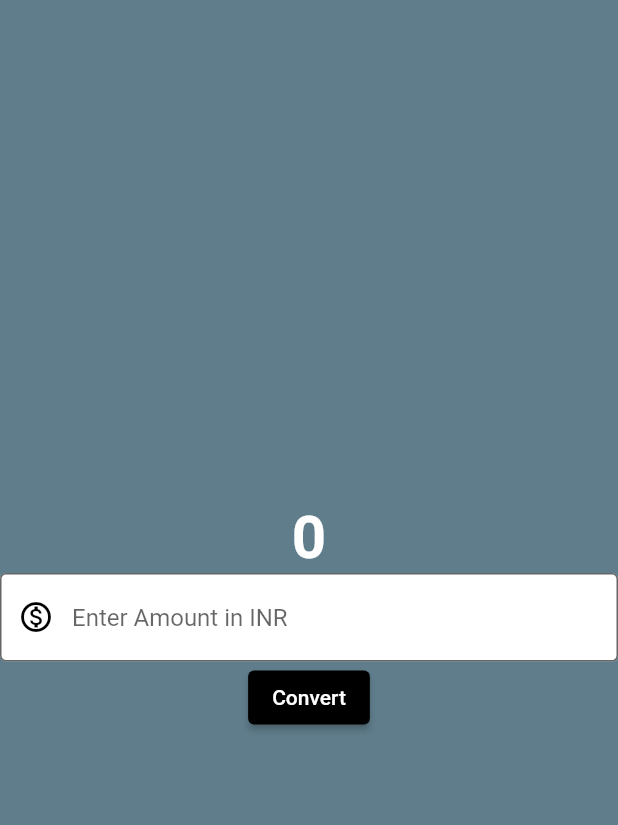
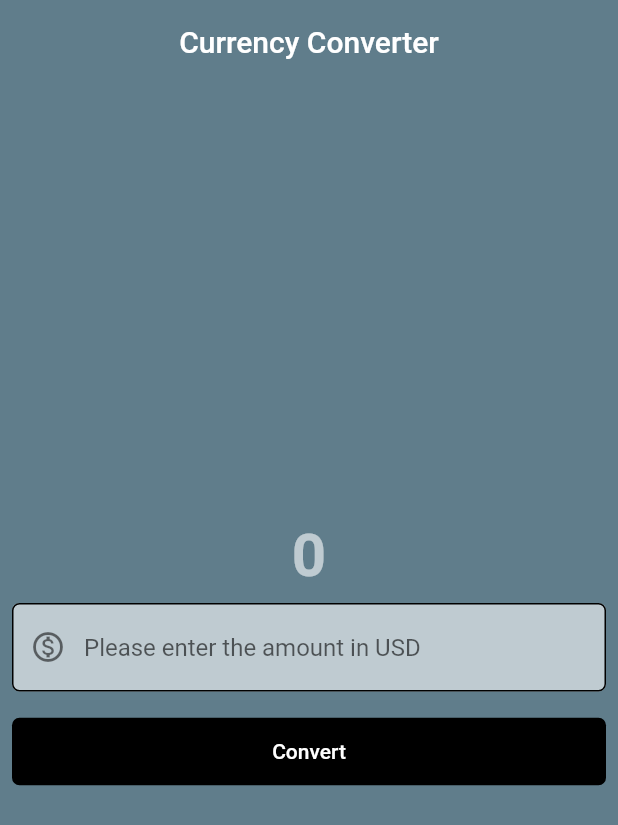
Before and after one commit to Avin008/flutter_currency_converter, a Flutter app: the screen it shows after launch, on a phone screen of 412 x 824 dp. Shown: the top 825 px of the screen. Run offline on Flutter 3.47's test engine with Material 2 defaults, Android fonts, the phone set to English and light mode, and no system bars.

Commit message:
completed screens

```diff
--- a/lib/main.dart
+++ b/lib/main.dart
@@ -11,6 +11,12 @@ class MyApp extends StatelessWidget {
   Widget build(BuildContext context) {
     return MaterialApp(
         home: Scaffold(
+      appBar: AppBar(
+        backgroundColor: Colors.blueGrey,
+        elevation: 0,
+        title: const Text("Currency Converter"),
+        centerTitle: true,
+      ),
       backgroundColor: Colors.blueGrey,
       body: Center(
         child: Column(
@@ -21,26 +27,38 @@ class MyApp extends StatelessWidget {
               style: TextStyle(
                   fontSize: 40,
                   fontWeight: FontWeight.bold,
-                  color: Colors.white),
+                  color: Colors.white60),
             ),
-            const TextField(
-              decoration: InputDecoration(
-                  prefixIcon:
-                      Icon(Icons.monetization_on_outlined, color: Colors.black),
-                  hintText: "Enter Amount in INR",
-                  filled: true,
-                  fillColor: Colors.white,
-                  border: OutlineInputBorder(
-                      borderSide: BorderSide(width: 20, color: Colors.black))),
+            Container(
+              padding: const EdgeInsets.all(8.0),
+              child: const TextField(
+                keyboardType: TextInputType.numberWithOptions(
+                    decimal: true, signed: true),
+                decoration: InputDecoration(
+                    enabledBorder: OutlineInputBorder(
+                        borderRadius: BorderRadius.all(Radius.circular(5))),
+                    focusedBorder: OutlineInputBorder(
+                        borderRadius: BorderRadius.all(Radius.circular(5))),
+                    prefixIcon: Icon(Icons.monetization_on_outlined,
+                        color: Colors.black54),
+                    hintText: "Please enter the amount in USD",
+                    filled: true,
+                    fillColor: Colors.white60,
+                    iconColor: Colors.black54),
+              ),
             ),
-            ElevatedButton(
-              onPressed: () => {},
-              style: const ButtonStyle(
-                  backgroundColor: MaterialStatePropertyAll(Colors.black)),
-              child: const Text(
-                "Convert",
-                style: TextStyle(color: Colors.white),
-              ),
+            Container(
+              padding: const EdgeInsets.all(8.0),
+              child: TextButton(
+                  style: TextButton.styleFrom(
+                      foregroundColor: Colors.white,
+                      minimumSize: const Size(double.infinity, 45),
+                      backgroundColor: Colors.black,
+                      shadowColor: Colors.black,
+                      shape: const RoundedRectangleBorder(
+                          borderRadius: BorderRadius.all(Radius.circular(5)))),
+                  onPressed: () => {},
+                  child: const Text("Convert")),
             )
           ],
         ),
```
